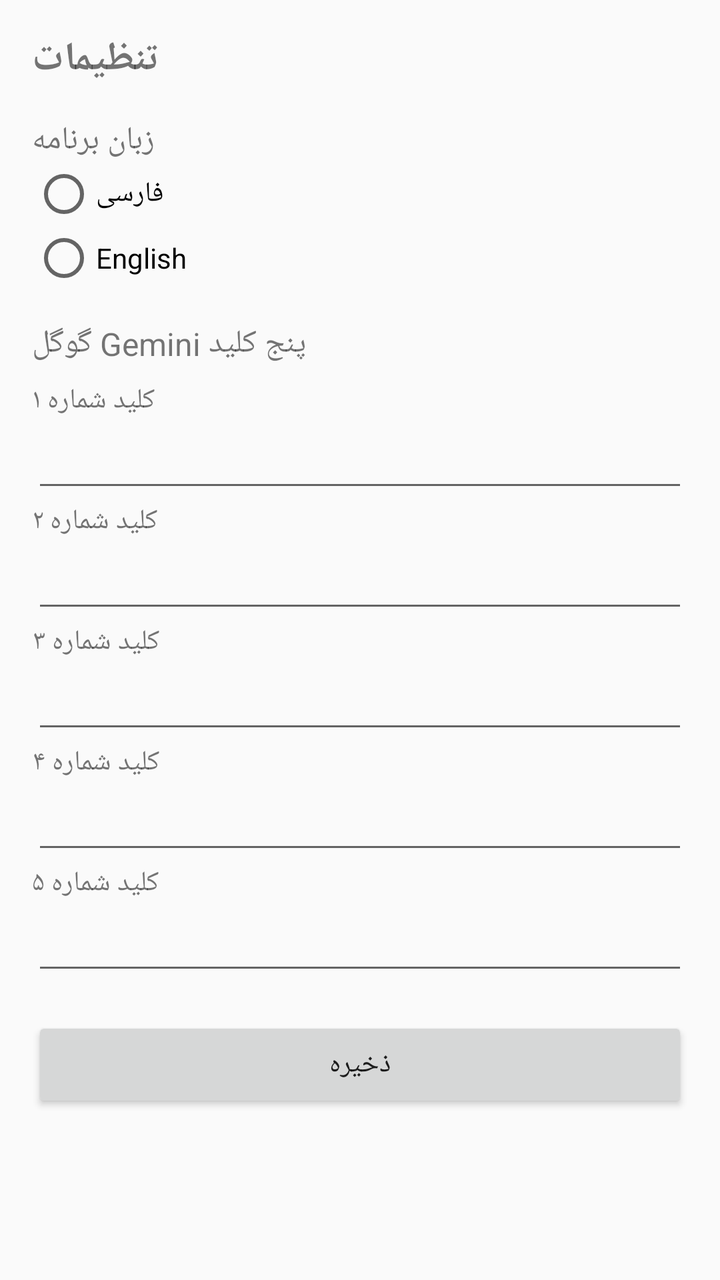
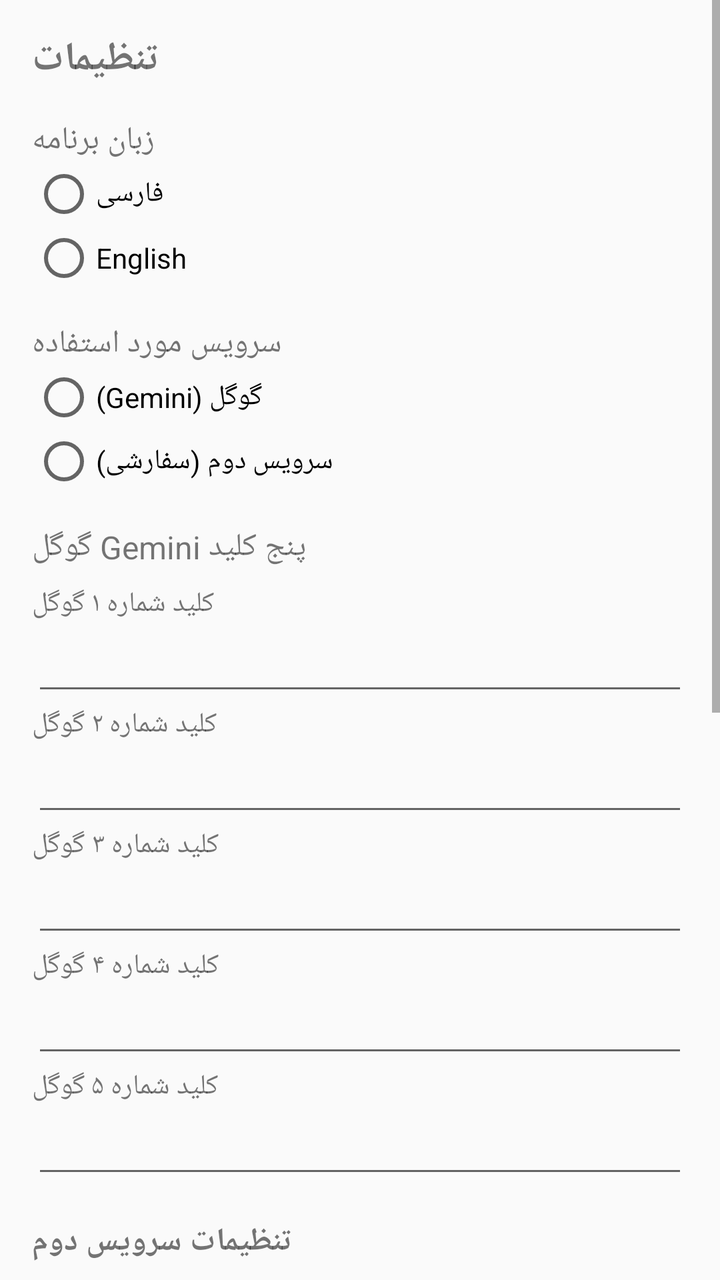

An Android layout rendered at two revisions. The XML below is the earlier revision; the diff shows what the commit changed to produce the second picture.
<!-- AndroidManifest.xml: application theme Theme.AppCompat.Light.NoActionBar -->
<!-- res/layout/activity_settings.xml -->
<?xml version="1.0" encoding="utf-8"?>
<ScrollView xmlns:android="http://schemas.android.com/apk/res/android"
    android:layout_width="match_parent"
    android:layout_height="match_parent">

    <LinearLayout
        android:layout_width="match_parent"
        android:layout_height="wrap_content"
        android:orientation="vertical"
        android:padding="16dp">

        <TextView
            android:layout_width="wrap_content"
            android:layout_height="wrap_content"
            android:text="@string/settings_title"
            android:textSize="20sp"
            android:textStyle="bold"
            android:layout_marginBottom="16dp" />

        <TextView
            android:layout_width="wrap_content"
            android:layout_height="wrap_content"
            android:text="@string/settings_language_label"
            android:textSize="16sp" />

        <RadioGroup
            android:id="@+id/radioGroupLanguage"
            android:layout_width="wrap_content"
            android:layout_height="wrap_content"
            android:orientation="vertical"
            android:layout_marginBottom="16dp">

            <RadioButton
                android:id="@+id/radioFarsi"
                android:layout_width="wrap_content"
                android:layout_height="wrap_content"
                android:text="فارسی" />

            <RadioButton
                android:id="@+id/radioEnglish"
                android:layout_width="wrap_content"
                android:layout_height="wrap_content"
                android:text="English" />

        </RadioGroup>

        <TextView
            android:layout_width="wrap_content"
            android:layout_height="wrap_content"
            android:text="@string/settings_keys_label"
            android:textSize="16sp"
            android:layout_marginBottom="8dp" />

        <TextView
            android:layout_width="wrap_content"
            android:layout_height="wrap_content"
            android:text="@string/key_label_1" />
        <EditText
            android:id="@+id/editKey1"
            android:layout_width="match_parent"
            android:layout_height="wrap_content"
            android:inputType="text"
            android:importantForAutofill="no" />

        <TextView
            android:layout_width="wrap_content"
            android:layout_height="wrap_content"
            android:text="@string/key_label_2" />
        <EditText
            android:id="@+id/editKey2"
            android:layout_width="match_parent"
            android:layout_height="wrap_content"
            android:inputType="text"
            android:importantForAutofill="no" />

        <TextView
            android:layout_width="wrap_content"
            android:layout_height="wrap_content"
            android:text="@string/key_label_3" />
        <EditText
            android:id="@+id/editKey3"
            android:layout_width="match_parent"
            android:layout_height="wrap_content"
            android:inputType="text"
            android:importantForAutofill="no" />

        <TextView
            android:layout_width="wrap_content"
            android:layout_height="wrap_content"
            android:text="@string/key_label_4" />
        <EditText
            android:id="@+id/editKey4"
            android:layout_width="match_parent"
            android:layout_height="wrap_content"
            android:inputType="text"
            android:importantForAutofill="no" />

        <TextView
            android:layout_width="wrap_content"
            android:layout_height="wrap_content"
            android:text="@string/key_label_5" />
        <EditText
            android:id="@+id/editKey5"
            android:layout_width="match_parent"
            android:layout_height="wrap_content"
            android:inputType="text"
            android:importantForAutofill="no"
            android:layout_marginBottom="16dp" />

        <Button
            android:id="@+id/btnSaveSettings"
            android:layout_width="match_parent"
            android:layout_height="wrap_content"
            android:text="@string/settings_save" />

    </LinearLayout>
</ScrollView>
<!-- resources referenced by this layout -->
<resources>
  <string name="key_label_1">کلید شماره ۱</string>
  <string name="key_label_2">کلید شماره ۲</string>
  <string name="key_label_3">کلید شماره ۳</string>
  <string name="key_label_4">کلید شماره ۴</string>
  <string name="key_label_5">کلید شماره ۵</string>
  <string name="settings_keys_label">پنج کلید Gemini گوگل</string>
  <string name="settings_language_label">زبان برنامه</string>
  <string name="settings_save">ذخیره</string>
  <string name="settings_title">تنظیمات</string>
</resources>

<!-- the commit's change to res/layout/activity_settings.xml (unified diff, before → after) -->
@@ -47,6 +47,33 @@
         <TextView
             android:layout_width="wrap_content"
             android:layout_height="wrap_content"
+            android:text="@string/provider_label"
+            android:textSize="16sp" />
+
+        <RadioGroup
+            android:id="@+id/radioGroupProvider"
+            android:layout_width="wrap_content"
+            android:layout_height="wrap_content"
+            android:orientation="vertical"
+            android:layout_marginBottom="16dp">
+
+            <RadioButton
+                android:id="@+id/radioProviderGoogle"
+                android:layout_width="wrap_content"
+                android:layout_height="wrap_content"
+                android:text="@string/provider_google" />
+
+            <RadioButton
+                android:id="@+id/radioProviderCustom"
+                android:layout_width="wrap_content"
+                android:layout_height="wrap_content"
+                android:text="@string/provider_custom" />
+
+        </RadioGroup>
+
+        <TextView
+            android:layout_width="wrap_content"
+            android:layout_height="wrap_content"
             android:text="@string/settings_keys_label"
             android:textSize="16sp"
             android:layout_marginBottom="8dp" />
@@ -60,6 +87,7 @@
             android:layout_width="match_parent"
             android:layout_height="wrap_content"
             android:inputType="text"
+            android:contentDescription="@string/key_label_1"
             android:importantForAutofill="no" />
 
         <TextView
@@ -71,6 +99,7 @@
             android:layout_width="match_parent"
             android:layout_height="wrap_content"
             android:inputType="text"
+            android:contentDescription="@string/key_label_2"
             android:importantForAutofill="no" />
 
         <TextView
@@ -82,6 +111,7 @@
             android:layout_width="match_parent"
             android:layout_height="wrap_content"
             android:inputType="text"
+            android:contentDescription="@string/key_label_3"
             android:importantForAutofill="no" />
 
         <TextView
@@ -93,6 +123,7 @@
             android:layout_width="match_parent"
             android:layout_height="wrap_content"
             android:inputType="text"
+            android:contentDescription="@string/key_label_4"
             android:importantForAutofill="no" />
 
         <TextView
@@ -104,9 +135,104 @@
             android:layout_width="match_parent"
             android:layout_height="wrap_content"
             android:inputType="text"
+            android:contentDescription="@string/key_label_5"
             android:importantForAutofill="no"
             android:layout_marginBottom="16dp" />
 
+        <TextView
+            android:layout_width="wrap_content"
+            android:layout_height="wrap_content"
+            android:text="@string/custom_section_label"
+            android:textSize="16sp"
+            android:textStyle="bold"
+            android:layout_marginBottom="8dp" />
+
+        <TextView
+            android:layout_width="wrap_content"
+            android:layout_height="wrap_content"
+            android:text="@string/custom_endpoint_label" />
+        <EditText
+            android:id="@+id/editCustomEndpoint"
+            android:layout_width="match_parent"
+            android:layout_height="wrap_content"
+            android:inputType="textUri"
+            android:contentDescription="@string/custom_endpoint_label"
+            android:importantForAutofill="no" />
+
+        <TextView
+            android:layout_width="wrap_content"
+            android:layout_height="wrap_content"
+            android:text="@string/custom_model_label" />
+        <EditText
+            android:id="@+id/editCustomModel"
+            android:layout_width="match_parent"
+            android:layout_height="wrap_content"
+            android:inputType="text"
+            android:contentDescription="@string/custom_model_label"
+            android:importantForAutofill="no"
+            android:layout_marginBottom="8dp" />
+
+        <TextView
+            android:layout_width="wrap_content"
+            android:layout_height="wrap_content"
+            android:text="@string/custom_key_label_1" />
+        <EditText
+            android:id="@+id/editCustomKey1"
+            android:layout_width="match_parent"
+            android:layout_height="wrap_content"
+            android:inputType="text"
+            android:contentDescription="@string/custom_key_label_1"
+            android:importantForAutofill="no" />
+
+        <TextView
+            android:layout_width="wrap_content"
+            android:layout_height="wrap_content"
+            android:text="@string/custom_key_label_2" />
+        <EditText
+            android:id="@+id/editCustomKey2"
+            android:layout_width="match_parent"
+            android:layout_height="wrap_content"
+            android:inputType="text"
+            android:contentDescription="@string/custom_key_label_2"
+            android:importantForAutofill="no" />
+
+        <TextView
+            android:layout_width="wrap_content"
+            android:layout_height="wrap_content"
+            android:text="@string/custom_key_label_3" />
+        <EditText
+            android:id="@+id/editCustomKey3"
+            android:layout_width="match_parent"
+            android:layout_height="wrap_content"
+            android:inputType="text"
+            android:contentDescription="@string/custom_key_label_3"
+            android:importantForAutofill="no" />
+
+        <TextView
+            android:layout_width="wrap_content"
+            android:layout_height="wrap_content"
+            android:text="@string/custom_key_label_4" />
+        <EditText
+            android:id="@+id/editCustomKey4"
+            android:layout_width="match_parent"
+            android:layout_height="wrap_content"
+            android:inputType="text"
+            android:contentDescription="@string/custom_key_label_4"
+            android:importantForAutofill="no" />
+
+        <TextView
+            android:layout_width="wrap_content"
+            android:layout_height="wrap_content"
+            android:text="@string/custom_key_label_5" />
+        <EditText
+            android:id="@+id/editCustomKey5"
+            android:layout_width="match_parent"
+            android:layout_height="wrap_content"
+            android:inputType="text"
+            android:contentDescription="@string/custom_key_label_5"
+            android:importantForAutofill="no"
+            android:layout_marginBottom="16dp" />
+
         <Button
             android:id="@+id/btnSaveSettings"
             android:layout_width="match_parent"
<!-- resource entries referenced after the edit -->
@@ -1,10 +1,21 @@
 <!-- resources referenced by this layout -->
 <resources>
-  <string name="key_label_1">کلید شماره ۱</string>
-  <string name="key_label_2">کلید شماره ۲</string>
-  <string name="key_label_3">کلید شماره ۳</string>
-  <string name="key_label_4">کلید شماره ۴</string>
-  <string name="key_label_5">کلید شماره ۵</string>
+  <string name="custom_endpoint_label">آدرس اینترنتی سرویس (endpoint)</string>
+  <string name="custom_key_label_1">کلید شماره ۱ سرویس دوم</string>
+  <string name="custom_key_label_2">کلید شماره ۲ سرویس دوم</string>
+  <string name="custom_key_label_3">کلید شماره ۳ سرویس دوم</string>
+  <string name="custom_key_label_4">کلید شماره ۴ سرویس دوم</string>
+  <string name="custom_key_label_5">کلید شماره ۵ سرویس دوم</string>
+  <string name="custom_model_label">نام مدل</string>
+  <string name="custom_section_label">تنظیمات سرویس دوم</string>
+  <string name="key_label_1">کلید شماره ۱ گوگل</string>
+  <string name="key_label_2">کلید شماره ۲ گوگل</string>
+  <string name="key_label_3">کلید شماره ۳ گوگل</string>
+  <string name="key_label_4">کلید شماره ۴ گوگل</string>
+  <string name="key_label_5">کلید شماره ۵ گوگل</string>
+  <string name="provider_custom">سرویس دوم (سفارشی)</string>
+  <string name="provider_google">گوگل (Gemini)</string>
+  <string name="provider_label">سرویس مورد استفاده</string>
   <string name="settings_keys_label">پنج کلید Gemini گوگل</string>
   <string name="settings_language_label">زبان برنامه</string>
   <string name="settings_save">ذخیره</string>
